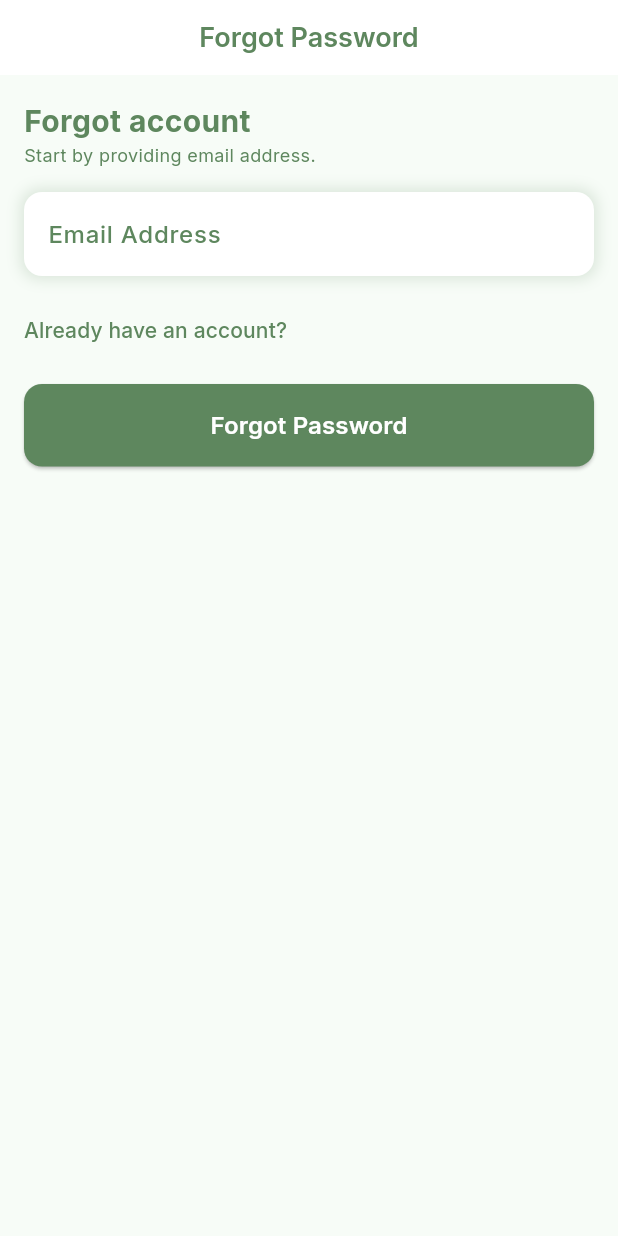
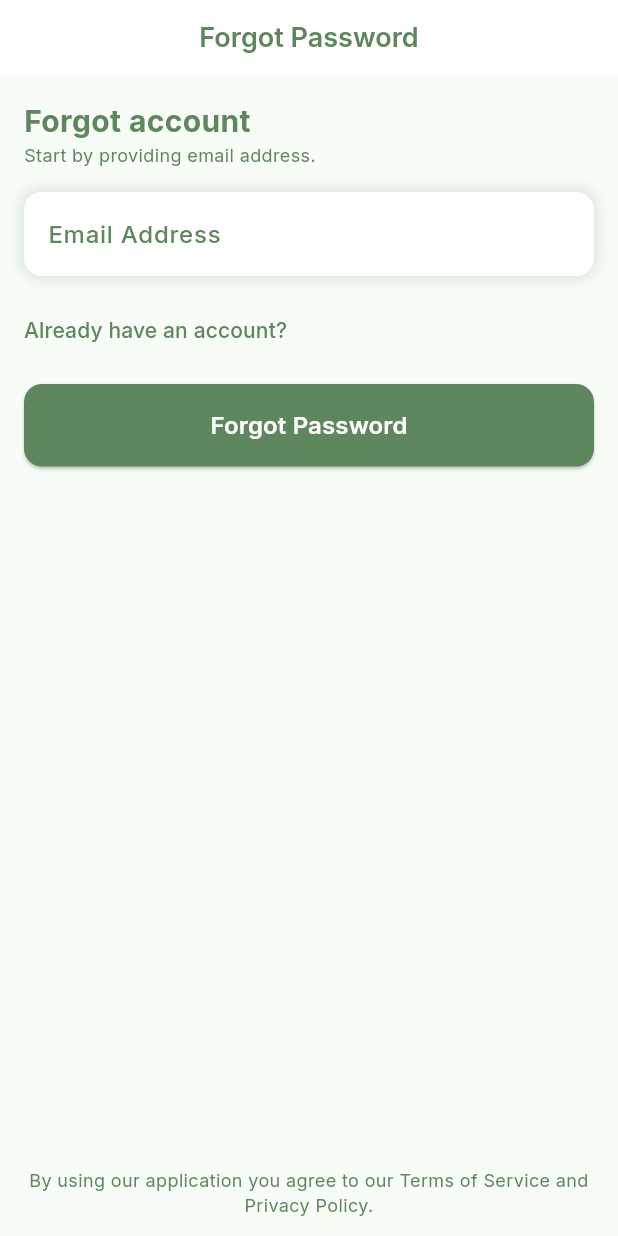
Before and after one commit to kiannaquines/tmds, a Flutter app: the CreateAccountScreen screen opened directly, after a tap on "Already have an account? Sign in", after a tap on "Forgot password?", on a phone screen of 412 x 824 dp. Run offline on Flutter 3.47's test engine with Material 3 defaults, Android fonts, the phone set to English and light mode, and no system bars; our stand-ins replace google_fonts, lucide_icons_flutter, shared_preferences, timeago; accounts and stored records are empty.

Commit message:
Update Terms of Service notice in account creation, forgot password, reset, and sign-in screens for consistency and clarity.

```diff
--- a/lib/screens/create_account.dart
+++ b/lib/screens/create_account.dart
@@ -142,12 +142,15 @@ class _CreateAccountScreenState extends State<CreateAccountScreen> {
               );
             }),
             SizedBox(height: 20),
-            Text(
-              'By creating an account, you agree to our Terms of Service and Privacy Policy.',
-              style: GoogleFonts.inter(fontSize: 12, color: Color(0xFF5E875E)),
-              textAlign: TextAlign.center,
-            ),
           ],
+        ),
+      ),
+      bottomNavigationBar: Padding(
+        padding: const EdgeInsets.only(bottom: 12.0),
+        child: Text(
+          'By using our application you agree to our Terms of Service and Privacy Policy.',
+          style: GoogleFonts.inter(fontSize: 12, color: Color(0xFF5E875E)),
+          textAlign: TextAlign.center,
         ),
       ),
     );
--- a/lib/screens/forgot.dart
+++ b/lib/screens/forgot.dart
@@ -120,6 +120,14 @@ class _ForgotScreenState extends State<ForgotScreen> {
           ],
         ),
       ),
+      bottomNavigationBar: Padding(
+        padding: const EdgeInsets.only(bottom: 12.0),
+        child: Text(
+          'By using our application you agree to our Terms of Service and Privacy Policy.',
+          style: GoogleFonts.inter(fontSize: 12, color: Color(0xFF5E875E)),
+          textAlign: TextAlign.center,
+        ),
+      ),
     );
   }
 }
--- a/lib/screens/reset.dart
+++ b/lib/screens/reset.dart
@@ -201,6 +201,14 @@ class _ResetScreenState extends State<ResetScreen> {
           ],
         ),
       ),
+      bottomNavigationBar: Padding(
+        padding: const EdgeInsets.only(bottom: 12.0),
+        child: Text(
+          'By using our application you agree to our Terms of Service and Privacy Policy.',
+          style: GoogleFonts.inter(fontSize: 12, color: Color(0xFF5E875E)),
+          textAlign: TextAlign.center,
+        ),
+      ),
     );
   }
 }
--- a/lib/screens/signin.dart
+++ b/lib/screens/signin.dart
@@ -144,12 +144,15 @@ class _SignInScreenState extends State<SignInScreen> {
               ),
             ),
             SizedBox(height: 20),
-            Text(
-              'By using our application you agree to our Terms of Service and Privacy Policy.',
-              style: GoogleFonts.inter(fontSize: 12, color: Color(0xFF5E875E)),
-              textAlign: TextAlign.center,
-            ),
           ],
+        ),
+      ),
+      bottomNavigationBar: Padding(
+        padding: const EdgeInsets.only(bottom: 12.0),
+        child: Text(
+          'By using our application you agree to our Terms of Service and Privacy Policy.',
+          style: GoogleFonts.inter(fontSize: 12, color: Color(0xFF5E875E)),
+          textAlign: TextAlign.center,
         ),
       ),
     );
```
